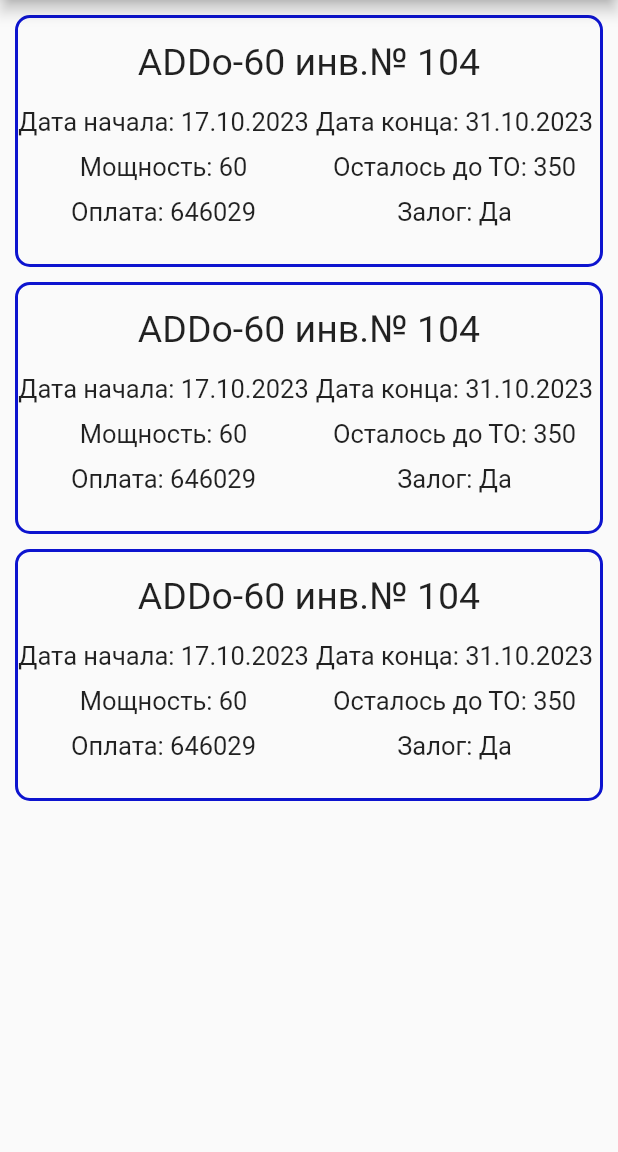
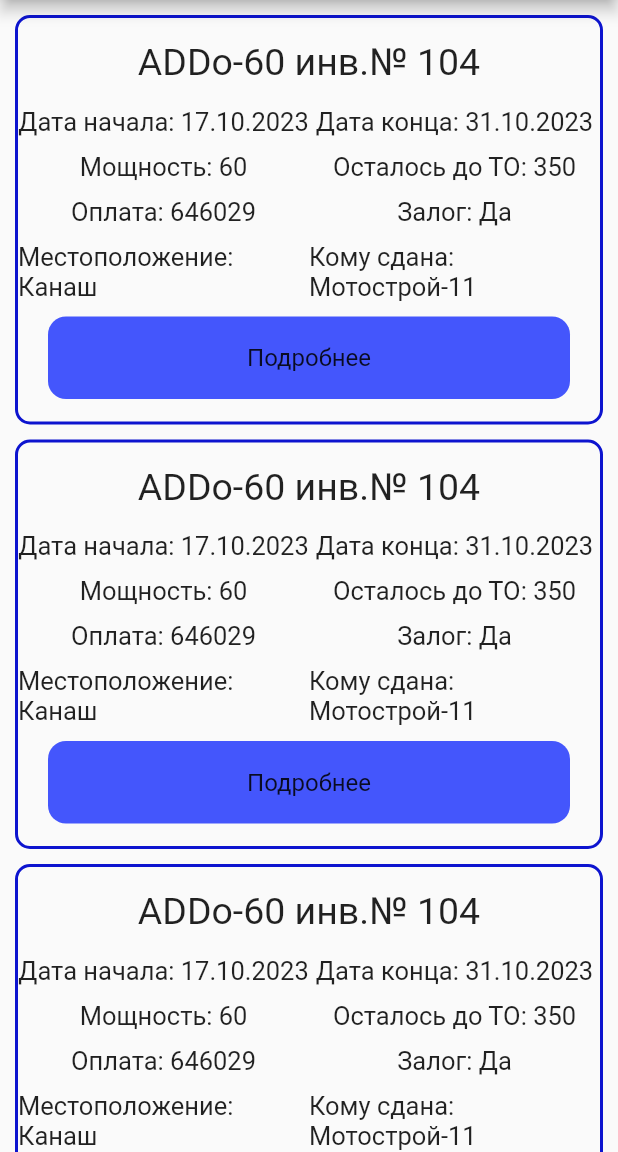
Before and after one commit to AkaiKato/mobile_Project, a Flutter app: the HomePage screen opened by its route, on a phone screen of 412 x 824 dp, the part 84-1236 px from its top. Run offline on Flutter 3.47's test engine with Material 2 defaults, Android fonts, the phone set to English and light mode, and no system bars.

Commit message:
add new fields to the main and wk btn more

```diff
--- /dev/null
+++ b/lib/components/rent_comp/rent_dgu_alldate.dart
@@ -0,0 +1,18 @@
+import 'package:flutter/material.dart';
+import 'package:mobile_project/components/custom_drawer.dart';
+import 'package:mobile_project/components/my_appbar.dart';
+
+class DguAllData extends StatelessWidget {
+  const DguAllData({super.key});
+
+  @override
+  Widget build(BuildContext context) {
+    return const Scaffold(
+      appBar: CustomAppBar(
+        text: "Подробности",
+      ),
+      drawer: CustomDrawer(),
+      body: Text("WORKED"),
+    );
+  }
+}
--- a/lib/components/rent_comp/rent_main_container.dart
+++ b/lib/components/rent_comp/rent_main_container.dart
@@ -1,7 +1,8 @@
 import 'package:flutter/material.dart';
+import 'package:mobile_project/components/my_button.dart';
 import 'package:mobile_project/components/rent_comp/rent_text.dart';
 
-class RentContainer extends StatelessWidget {
+class RentContainer extends StatefulWidget {
   final String name;
   final String startDate;
   final String endDate;
@@ -9,16 +10,36 @@ class RentContainer extends StatelessWidget {
   final String lastForTO;
   final String payment;
   final String deposit;
+  final String place;
+  final String contractor;
 
-  const RentContainer(
-      {super.key,
+  const RentContainer({
+    super.key,
     required this.name,
     required this.startDate,
     required this.endDate,
     required this.power,
     required this.lastForTO,
     required this.payment,
-      required this.deposit});
+    required this.deposit,
+    required this.place,
+    required this.contractor,
+  });
+
+  @override
+  State<RentContainer> createState() => _RentContainerState();
+}
+
+class _RentContainerState extends State<RentContainer> {
+  void getSpecifiedRent(int id) {
+    /*showDialog(
+      context: context,
+      builder: (context) => const Center(
+        child: CircularProgressIndicator(),
+      ),
+    );*/
+    Navigator.pushNamed(context, '/rent_dgu_alldate');
+  }
 
   @override
   Widget build(BuildContext context) {
@@ -39,7 +60,7 @@ class RentContainer extends StatelessWidget {
             Container(
               padding: const EdgeInsets.only(bottom: 15),
               child: RentText(
-                text: name,
+                text: widget.name,
                 fontSize: 25,
               ),
             ),
@@ -50,7 +71,7 @@ class RentContainer extends StatelessWidget {
                     padding: const EdgeInsets.only(bottom: 10),
                     alignment: Alignment.center,
                     child: RentText(
-                      text: "Дата начала: $startDate",
+                      text: "Дата начала: ${widget.startDate}",
                       fontSize: 17,
                     ),
                   ),
@@ -60,7 +81,7 @@ class RentContainer extends StatelessWidget {
                     padding: const EdgeInsets.only(bottom: 10),
                     alignment: Alignment.center,
                     child: RentText(
-                      text: "Дата конца: $endDate",
+                      text: "Дата конца: ${widget.endDate}",
                       fontSize: 17,
                     ),
                   ),
@@ -74,7 +95,7 @@ class RentContainer extends StatelessWidget {
                     padding: const EdgeInsets.only(bottom: 10),
                     alignment: Alignment.center,
                     child: RentText(
-                      text: "Мощность: $power",
+                      text: "Мощность: ${widget.power}",
                       fontSize: 17,
                     ),
                   ),
@@ -84,7 +105,7 @@ class RentContainer extends StatelessWidget {
                     padding: const EdgeInsets.only(bottom: 10),
                     alignment: Alignment.center,
                     child: RentText(
-                      text: "Осталось до ТО: $lastForTO",
+                      text: "Осталось до ТО: ${widget.lastForTO}",
                       fontSize: 17,
                     ),
                   ),
@@ -98,7 +119,7 @@ class RentContainer extends StatelessWidget {
                     padding: const EdgeInsets.only(bottom: 10),
                     alignment: Alignment.center,
                     child: RentText(
-                      text: "Оплата: $payment",
+                      text: "Оплата: ${widget.payment}",
                       fontSize: 17,
                     ),
                   ),
@@ -108,13 +129,44 @@ class RentContainer extends StatelessWidget {
                     padding: const EdgeInsets.only(bottom: 10),
                     alignment: Alignment.center,
                     child: RentText(
-                      text: "Залог: $deposit",
+                      text: "Залог: ${widget.deposit}",
                       fontSize: 17,
                     ),
                   ),
                 ),
               ],
             ),
+            Row(
+              children: [
+                Expanded(
+                  child: Container(
+                    padding: const EdgeInsets.only(bottom: 10),
+                    alignment: Alignment.center,
+                    child: RentText(
+                      text: "Местоположение: ${widget.place}",
+                      fontSize: 17,
+                    ),
+                  ),
+                ),
+                Expanded(
+                  child: Container(
+                    padding: const EdgeInsets.only(bottom: 10),
+                    alignment: Alignment.center,
+                    child: RentText(
+                      text: "Кому сдана: ${widget.contractor}",
+                      fontSize: 17,
+                    ),
+                  ),
+                ),
+              ],
+            ),
+            Padding(
+              padding: const EdgeInsets.only(left: 20, right: 20),
+              child: MyButton(
+                text: "Подробнее",
+                onTap: () => getSpecifiedRent(1),
+              ),
+            )
           ],
         ),
       ),
--- a/lib/main.dart
+++ b/lib/main.dart
@@ -1,4 +1,5 @@
 import 'package:flutter/material.dart';
+import 'package:mobile_project/components/rent_comp/rent_dgu_alldate.dart';
 import 'package:mobile_project/pages/FAQ_page.dart';
 import 'package:mobile_project/pages/about_us_page.dart';
 import 'package:mobile_project/pages/home_page.dart';
@@ -22,6 +23,7 @@ class MyApp extends StatelessWidget {
         '/faq_page': (context) => const FAQ(),
         '/home_page': (context) => const HomePage(),
         '/login_page': (context) => const LoginPage(),
+        '/rent_dgu_alldate': (context) => const DguAllData(),
       },
     );
   }
--- a/lib/pages/FAQ_page.dart
+++ b/lib/pages/FAQ_page.dart
@@ -1,7 +1,7 @@
 import 'package:flutter/material.dart';
 import 'package:mobile_project/components/faq_question.dart';
 import 'package:mobile_project/components/faq_textfield.dart';
-import 'package:mobile_project/components/custom_appbar.dart';
+import 'package:mobile_project/components/my_appbar.dart';
 
 class FAQ extends StatefulWidget {
   const FAQ({super.key});
--- a/lib/pages/about_us_page.dart
+++ b/lib/pages/about_us_page.dart
@@ -1,5 +1,5 @@
 import 'package:flutter/material.dart';
-import 'package:mobile_project/components/custom_appbar.dart';
+import 'package:mobile_project/components/my_appbar.dart';
 
 class AboutUs extends StatelessWidget {
   const AboutUs({super.key});
--- a/lib/pages/home_page.dart
+++ b/lib/pages/home_page.dart
@@ -1,11 +1,16 @@
 import 'package:flutter/material.dart';
-import 'package:mobile_project/components/custom_appbar.dart';
+import 'package:mobile_project/components/my_appbar.dart';
 import 'package:mobile_project/components/custom_drawer.dart';
 import 'package:mobile_project/components/rent_comp/rent_main_container.dart';
 
-class HomePage extends StatelessWidget {
+class HomePage extends StatefulWidget {
   const HomePage({super.key});
 
+  @override
+  State<HomePage> createState() => _HomePageState();
+}
+
+class _HomePageState extends State<HomePage> {
   @override
   Widget build(BuildContext context) {
     return const Scaffold(
@@ -23,6 +28,8 @@ class HomePage extends StatelessWidget {
             lastForTO: "350",
             payment: "646029",
             deposit: "Да",
+            place: "Канаш",
+            contractor: "Мотострой-11",
           ),
           RentContainer(
             name: "ADDo-60 инв.№ 104",
@@ -32,6 +39,8 @@ class HomePage extends StatelessWidget {
             lastForTO: "350",
             payment: "646029",
             deposit: "Да",
+            place: "Канаш",
+            contractor: "Мотострой-11",
           ),
           RentContainer(
             name: "ADDo-60 инв.№ 104",
@@ -41,6 +50,8 @@ class HomePage extends StatelessWidget {
             lastForTO: "350",
             payment: "646029",
             deposit: "Да",
+            place: "Канаш",
+            contractor: "Мотострой-11",
           ),
         ],
       ),
```
Also changed, not shown: lib/components/my_appbar.dart (renamed from lib/components/custom_appbar.dart). Lines whose indentation alone changed are shown as unchanged.
